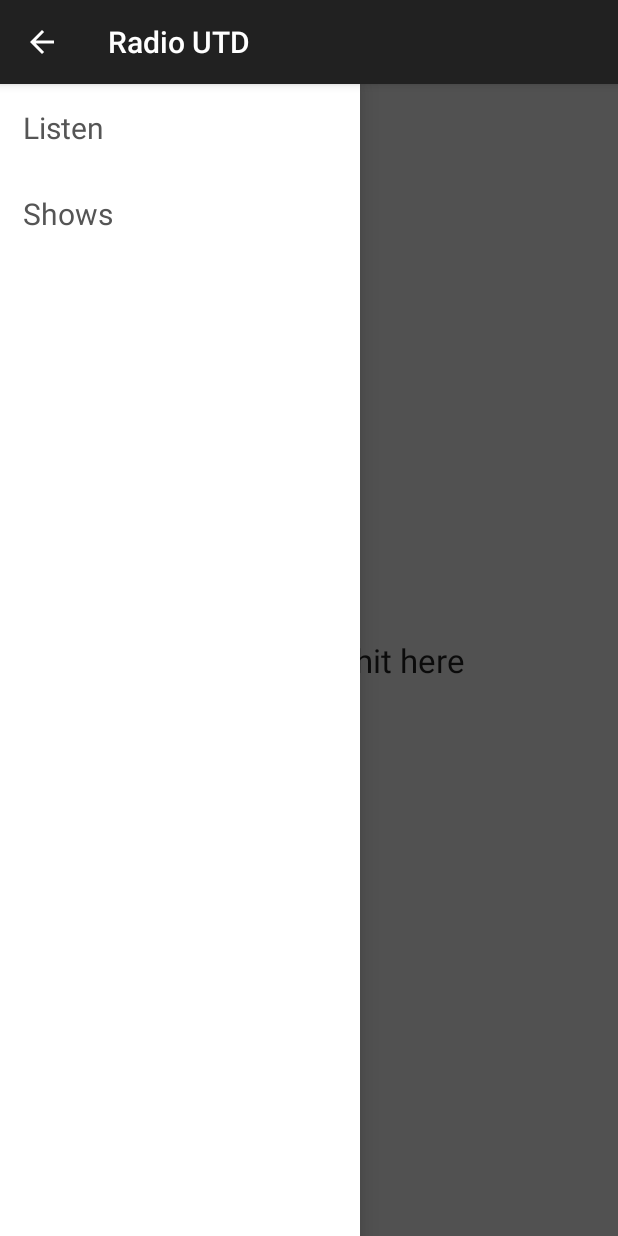
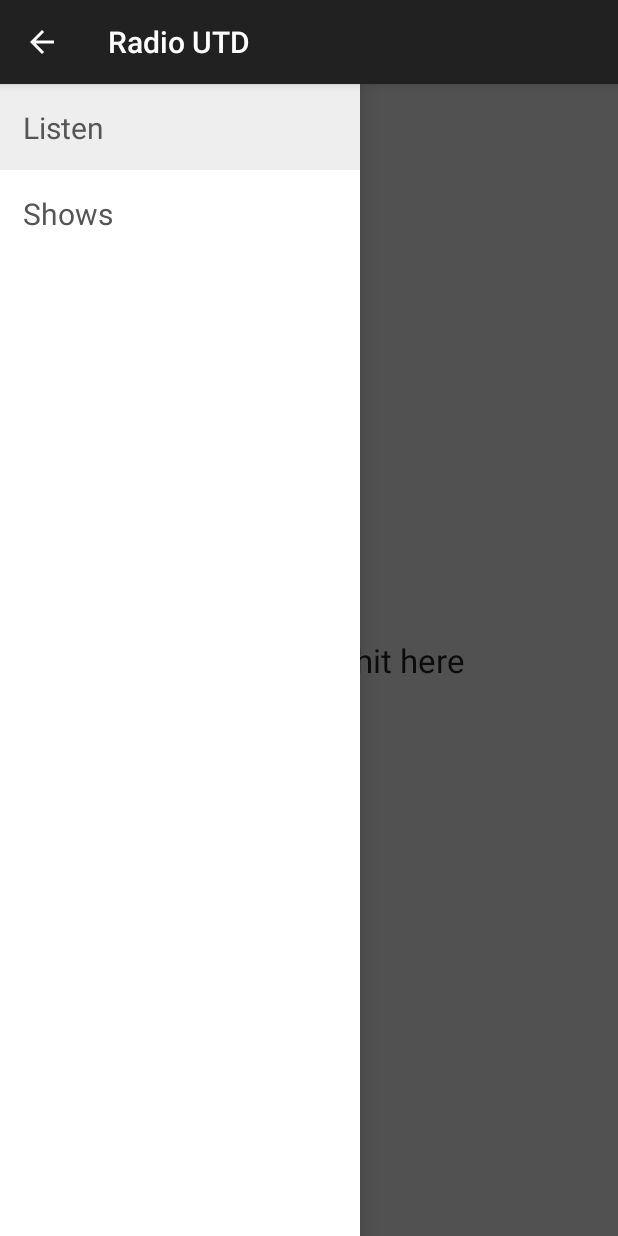
Before and after one commit to Radio-UTD/Radio-UTD, an Android app: the screen it shows after launch (RadioActivity), with the side drawer open, on a phone screen of 412 x 824 dp. Run offline under Robolectric (Android 15) with nearby library versions, the phone set to English and light mode, and no system bars; 2 statements that could not run were skipped.

Commit message:
Fixed nav drawer selection highlight color

```diff
--- a/app/src/main/res/drawable/nav_list_item_bg.xml
+++ b/app/src/main/res/drawable/nav_list_item_bg.xml
@@ -1,11 +1,7 @@
 <?xml version="1.0" encoding="utf-8"?>
 
 <selector xmlns:android="http://schemas.android.com/apk/res/android">
-    <item android:state_pressed="true" android:drawable="@color/nav_list_item_bg_pressed"></item>
-
-    <item android:state_focused="true" android:drawable="@color/nav_list_item_bg_pressed"></item>
-
-    <item android:state_selected="true" android:drawable="@color/nav_list_item_bg_selected"></item>
-
+    <item android:state_activated="true" android:drawable="@color/nav_list_item_bg_selected"></item>
+    <item android:state_checked="true" android:drawable="@color/nav_list_item_bg_selected"></item>
     <item android:drawable="@color/nav_list_item_bg"></item>
 </selector>
--- a/app/src/main/res/values/styles.xml
+++ b/app/src/main/res/values/styles.xml
@@ -2,7 +2,7 @@
 
     <color name="nav_list_item_bg">#FFF</color>
     <color name="nav_list_bg">#FFF</color>
-    <color name="nav_list_item_bg_pressed">#DDD</color>
+    <!--<color name="nav_list_item_bg_pressed">#DDD</color>-->
     <color name="nav_list_item_bg_selected">#EEE</color>
     <color name="nav_list_item_text">#555</color>
     <!-- Base application theme. -->
```
Also changed, not shown: 1 other file.
